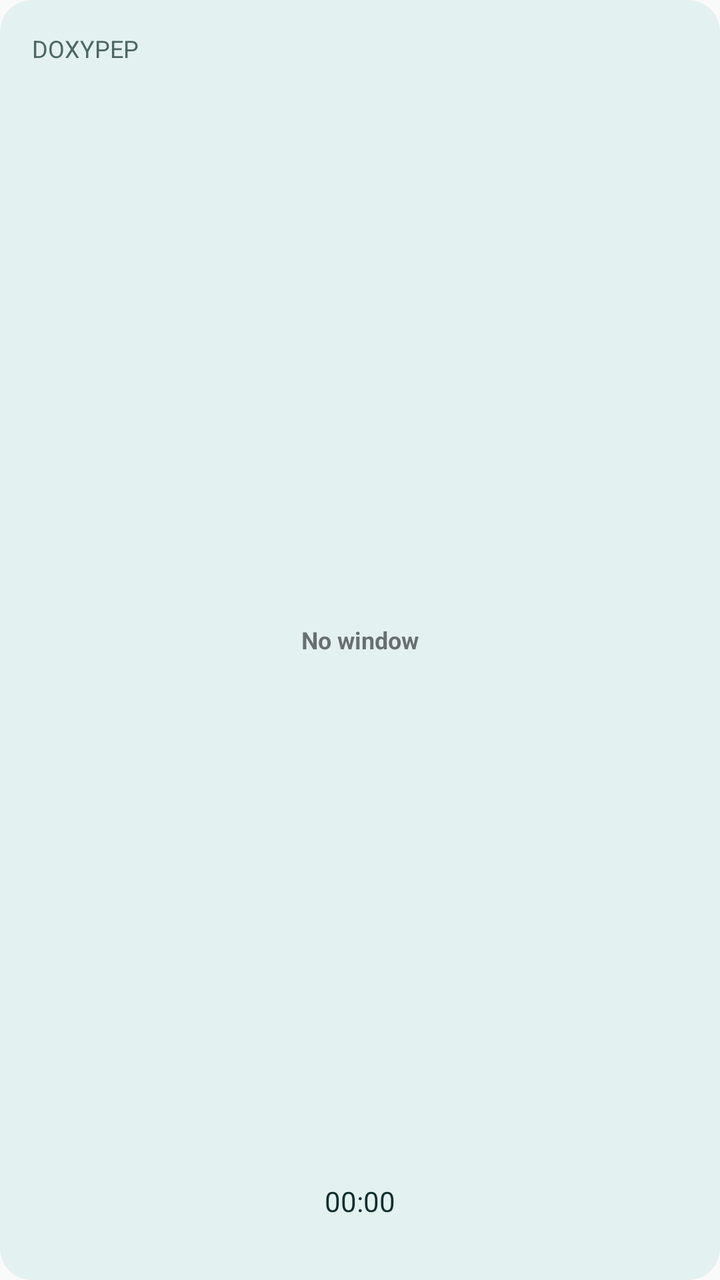
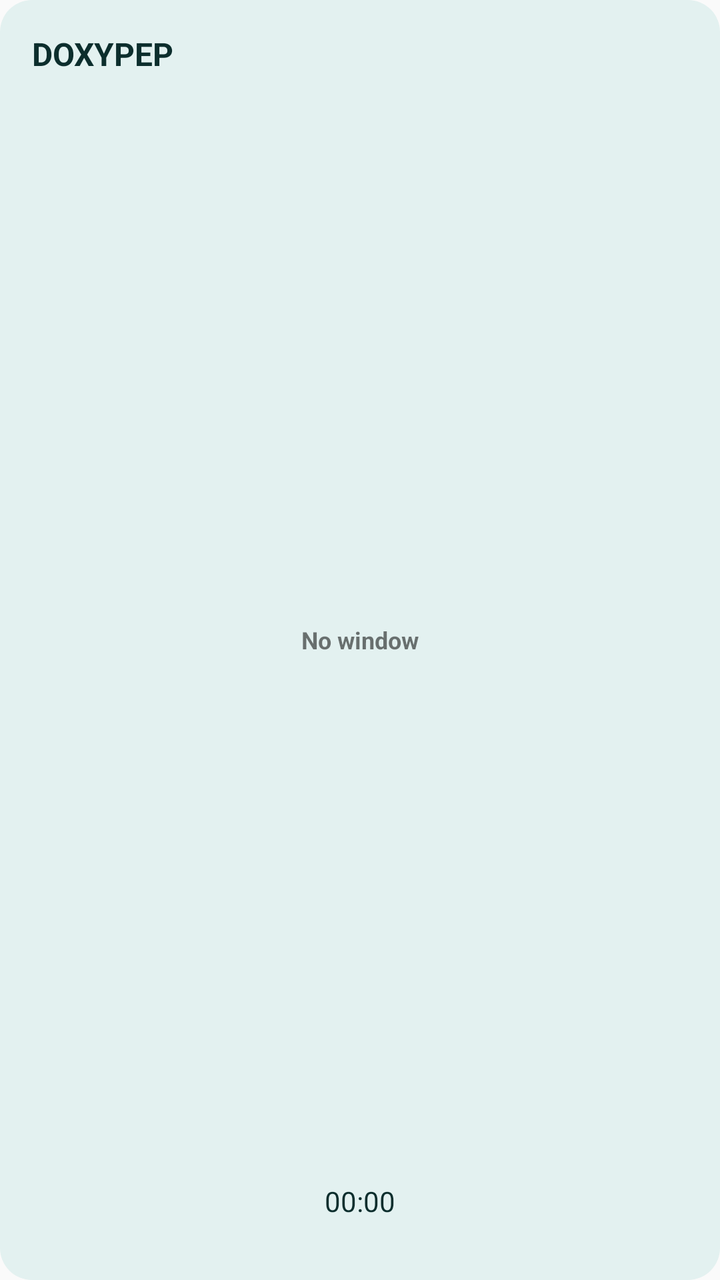

Before-and-after screenshots of an Android layout around one commit, followed by the original layout XML and the change that was made.
<!-- AndroidManifest.xml: application theme AppTheme -->
<!-- res/layout/doxy_pep_widget.xml -->
<?xml version="1.0" encoding="utf-8"?>
<FrameLayout xmlns:android="http://schemas.android.com/apk/res/android"
    android:id="@+id/widget_root"
    android:layout_width="match_parent"
    android:layout_height="match_parent"
    android:padding="16dp"
    android:background="@drawable/widget_background">

    <TextView
        android:id="@+id/widget_doxy_title"
        android:layout_width="wrap_content"
        android:layout_height="wrap_content"
        android:layout_gravity="top|start"
        android:text="DOXYPEP"
        android:textSize="12sp"
        android:textColor="@color/widget_text_muted"
        android:maxLines="2"
        android:ellipsize="end"
        android:breakStrategy="simple" />

    
    <ProgressBar
        android:id="@+id/widget_doxy_ring"
        style="@style/ShosWidgetRing"
        android:layout_width="52dp"
        android:layout_height="52dp"
        android:layout_gravity="center"
        android:rotation="-90"
        android:max="100" />

    
    <TextView
        android:id="@+id/widget_doxy_status"
        android:layout_width="wrap_content"
        android:layout_height="wrap_content"
        android:layout_gravity="center"
        android:text="No window"
        android:textSize="12sp"
        android:textStyle="bold"
        android:maxLines="1"
        android:ellipsize="end"
        android:breakStrategy="simple" />

    
    <Chronometer
        android:id="@+id/widget_doxy_countdown"
        android:layout_width="wrap_content"
        android:layout_height="wrap_content"
        android:layout_gravity="bottom|center_horizontal"
        android:layout_marginBottom="14dp"
        android:textSize="14sp"
        android:textColor="@color/widget_text_primary"
        android:clickable="false"
        android:focusable="false" />

    
    <TextView
        android:id="@+id/widget_doxy_evidence"
        android:layout_width="wrap_content"
        android:layout_height="wrap_content"
        android:layout_gravity="bottom|center_horizontal"
        android:text=""
        android:textSize="11sp"
        android:textColor="@color/widget_text_muted"
        android:maxLines="1"
        android:ellipsize="end"
        android:breakStrategy="simple" />
</FrameLayout>
<!-- resources referenced by this layout -->
<resources>
  <color name="widget_text_muted">#4C6664</color>
  <color name="widget_text_primary">#0C2E2D</color>
  <!-- drawable widget_background (drawable) -->
  <?xml version="1.0" encoding="utf-8"?>
  <shape xmlns:android="http://schemas.android.com/apk/res/android"
      android:shape="rectangle">
      <solid android:color="@color/widget_bg" />
      <corners android:radius="16dp" />
  </shape>
  <style name="ShosWidgetRing" parent="@android:style/Widget.ProgressBar.Horizontal">
          <item name="android:progressDrawable">@drawable/widget_ring</item>
          <item name="android:maxHeight">0dp</item>
          <item name="android:minHeight">0dp</item>
          <item name="android:indeterminateOnly">false</item>
      </style>
  <style name="AppTheme" parent="Theme.AppCompat.Light.DarkActionBar">
          
          <item name="colorPrimary">@color/colorPrimary</item>
          <item name="colorPrimaryDark">@color/colorPrimaryDark</item>
          <item name="colorAccent">@color/colorAccent</item>
          <item name="android:statusBarColor">@android:color/transparent</item>
          <item name="android:navigationBarColor">@android:color/transparent</item>
      </style>
  <color name="widget_bg">#E3F1F0</color>
  <!-- drawable widget_ring (drawable) -->
  <?xml version="1.0" encoding="utf-8"?>
  <layer-list xmlns:android="http://schemas.android.com/apk/res/android">
      <item
          android:id="@android:id/background"
          android:drawable="@drawable/widget_ring_track" />
      <item
          android:id="@android:id/progress"
          android:drawable="@drawable/widget_ring_arc" />
  </layer-list>
  <!-- drawable widget_ring_track (drawable) -->
  <?xml version="1.0" encoding="utf-8"?>
  <shape xmlns:android="http://schemas.android.com/apk/res/android"
      android:shape="ring"
      android:innerRadius="18dp"
      android:thickness="8dp"
      android:useLevel="true">
      <solid android:color="@color/widget_ring_track" />
  </shape>
  <!-- drawable widget_ring_arc (drawable) -->
  <?xml version="1.0" encoding="utf-8"?>
  <shape xmlns:android="http://schemas.android.com/apk/res/android"
      android:shape="ring"
      android:innerRadius="18dp"
      android:thickness="8dp"
      android:useLevel="true">
      <solid android:color="@color/widget_good" />
  </shape>
  <color name="widget_ring_track">#A0D0C8</color>
  <color name="widget_good">#0B6B33</color>
</resources>

<!-- the commit's change to res/layout/doxy_pep_widget.xml (unified diff, before → after) -->
@@ -12,8 +12,9 @@
         android:layout_height="wrap_content"
         android:layout_gravity="top|start"
         android:text="DOXYPEP"
-        android:textSize="12sp"
-        android:textColor="@color/widget_text_muted"
+         android:textSize="16sp"
+         android:textColor="@color/widget_text_primary"
+         android:textStyle="bold"
         android:maxLines="2"
         android:ellipsize="end"
         android:breakStrategy="simple" />
